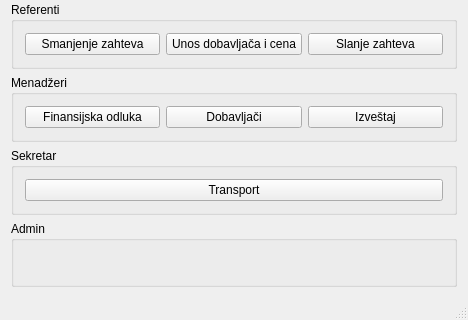
First picture: the form in mainwindow.ui, repository zivke/nabavke, before the edit; both pictures show x 0 to 468 and y 287 to 607 of the 468 by 607 pixel window.
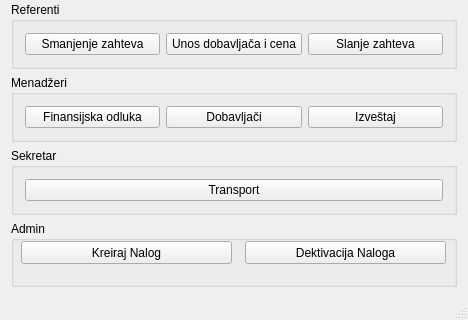
Second picture: the form after the edit. Icons and pictures are not drawn.

Commit message: Dodato kreiranje naloga

The edit to the form file:
```diff
--- a/mainwindow.ui
+++ b/mainwindow.ui
@@ -208,6 +208,32 @@
       <property name="title">
        <string>Admin</string>
       </property>
+      <widget class="QPushButton" name="pushButton_2">
+       <property name="geometry">
+        <rect>
+         <x>10</x>
+         <y>20</y>
+         <width>211</width>
+         <height>23</height>
+        </rect>
+       </property>
+       <property name="text">
+        <string>Kreiraj Nalog</string>
+       </property>
+      </widget>
+      <widget class="QPushButton" name="pushButton_3">
+       <property name="geometry">
+        <rect>
+         <x>234</x>
+         <y>20</y>
+         <width>201</width>
+         <height>23</height>
+        </rect>
+       </property>
+       <property name="text">
+        <string>Dektivacija Naloga</string>
+       </property>
+      </widget>
      </widget>
     </item>
    </layout>
```
Left out of the diff: 2 changed lines with no effect on the pictures. The commit also changes 6 other files.
